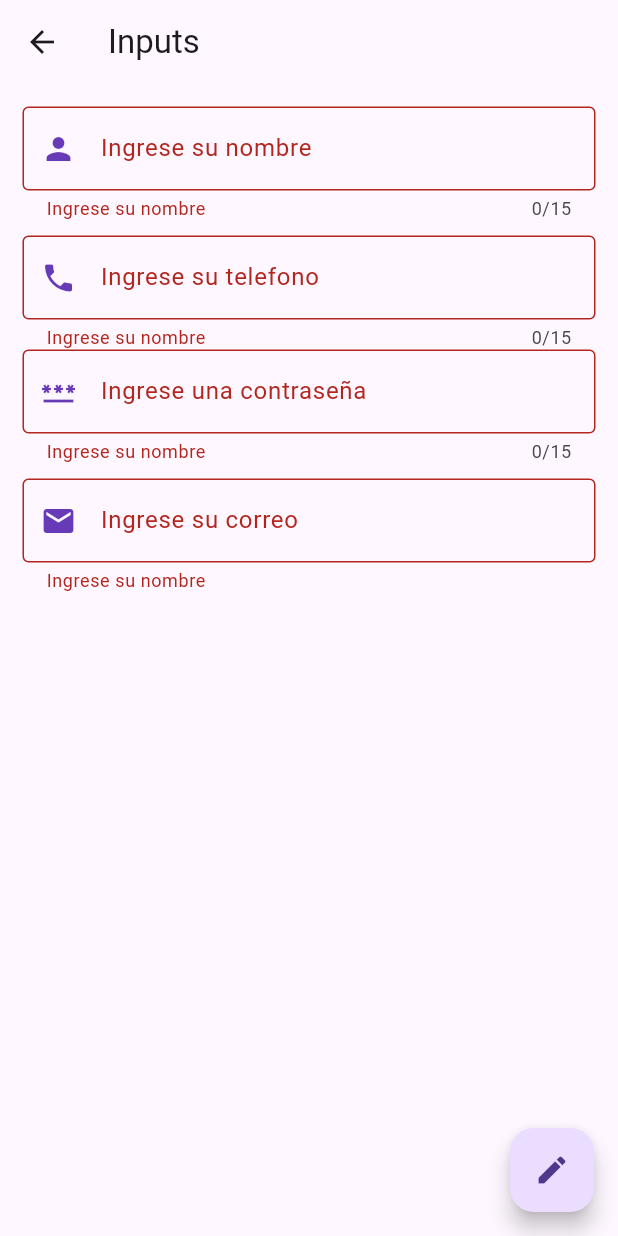
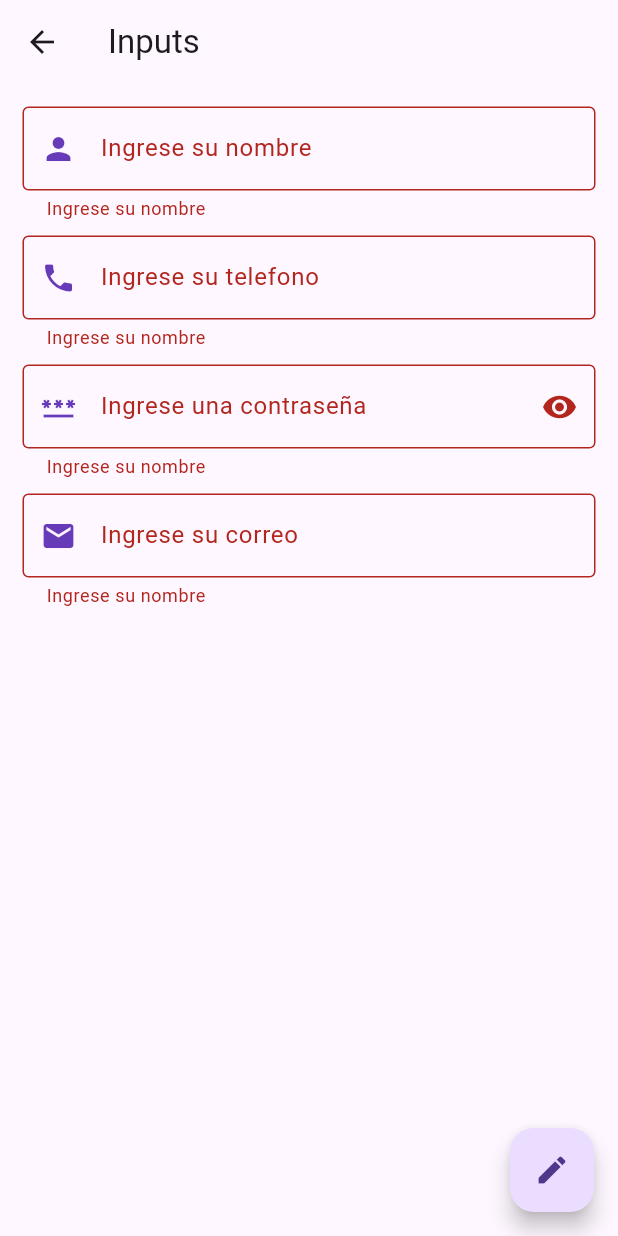
Before and after one commit to jalvarenga-unah/IS-513-II-PAC-2023, a Flutter app: the InputsPage screen opened by its route, after a tap on the "edit" icon, on a phone screen of 412 x 824 dp. Run offline on Flutter 3.47's test engine with Material 2 defaults, Android fonts, the phone set to English and light mode, and no system bars; our stand-ins replace cached_network_image.

Commit message:
Personalizando inputs

```diff
--- a/proyectos-flutter/componentes/lib/src/pages/inputs_page.dart
+++ b/proyectos-flutter/componentes/lib/src/pages/inputs_page.dart
@@ -1,6 +1,6 @@
 import 'package:flutter/material.dart';
 
-import '../widgets/input.dart';
+import '../widgets/input_form.dart';
 
 class InputsPage extends StatelessWidget {
   InputsPage({super.key});
@@ -22,67 +22,38 @@ class InputsPage extends StatelessWidget {
           child: Column(
             mainAxisAlignment: MainAxisAlignment.spaceEvenly,
             children: [
-              TextFormField(
+              InputForm(
+                label: 'Ingrese su nombre',
+                icon: Icons.person,
                 controller: nombreController,
-                style: const TextStyle(color: Colors.blue),
-                // keyboardType: TextInputType.number,
-                // maxLines: 2,
-                maxLength: 15,
-                obscureText: false,
-                decoration: const InputDecoration(
-                  label: Text('Ingrese su nombre'),
-                  prefixIcon: Icon(
-                    Icons.person,
-                    color: Colors.deepPurple,
-                  ),
-                  // suffixIcon: Icon(Icons.accessibility),
-                  border: OutlineInputBorder(),
-                ),
-                validator: (valor) {
-                  //esto es un "error"
-                  if (valor!.isEmpty) return 'Ingrese su nombre';
-
-                  return null;
-                },
-                onChanged: (value) {
-                  //
-                },
               ),
               const SizedBox(
                 height: 10,
               ),
-              const InputForm(
+              InputForm(
                 label: 'Ingrese su telefono',
                 icon: Icons.phone,
-              ),
-              const InputForm(
-                label: 'Ingrese una contraseña',
-                icon: Icons.password,
+                type: TextInputType.phone,
+                controller: TextEditingController(),
               ),
               const SizedBox(
                 height: 10,
               ),
-              TextFormField(
+              InputForm(
+                label: 'Ingrese una contraseña',
+                icon: Icons.password,
+                obscureText: true,
+                mostrarBoton: true,
+                controller: TextEditingController(),
+              ),
+              const SizedBox(
+                height: 10,
+              ),
+              InputForm(
+                label: 'Ingrese su correo',
+                icon: Icons.email,
+                type: TextInputType.emailAddress,
                 controller: correoController,
-                decoration: const InputDecoration(
-                  label: Text('Ingrese su correo'),
-                  prefixIcon: Icon(
-                    Icons.email,
-                    color: Colors.deepPurple,
-                  ),
-                  // suffixIcon: Icon(Icons.accessibility),
-
-                  border: OutlineInputBorder(),
-                ),
-                validator: (valor) {
-                  if (valor!.isEmpty) return 'Ingrese su nombre';
-
-                  if (valor.length <= 10) {
-                    return 'debe tener mas de 10 caracteres';
-                  }
-
-                  return null;
-                },
               ),
               const Spacer(),
               // const ElevatedButton(onPressed: null, child: Text('holi'))
--- a/proyectos-flutter/componentes/lib/src/widgets/input.dart
+++ /dev/null
@@ -1,38 +0,0 @@
-import 'package:flutter/material.dart';
-
-class InputForm extends StatelessWidget {
-  const InputForm({super.key, required this.label, required this.icon});
-
-  final String label;
-  final IconData icon;
-
-  @override
-  Widget build(BuildContext context) {
-    return TextFormField(
-      // controller: nombreController,
-      style: const TextStyle(color: Colors.blue),
-      // keyboardType: TextInputType.number,
-      // maxLines: 2,
-      maxLength: 15,
-      obscureText: false,
-      decoration: InputDecoration(
-        label: Text(label),
-        prefixIcon: Icon(
-          icon,
-          color: Colors.deepPurple,
-        ),
-        // suffixIcon: Icon(Icons.accessibility),
-        border: OutlineInputBorder(),
-      ),
-      validator: (valor) {
-        //esto es un "error"
-        if (valor!.isEmpty) return 'Ingrese su nombre';
-
-        return null;
-      },
-      onChanged: (value) {
-        //
-      },
-    );
-  }
-}
--- /dev/null
+++ b/proyectos-flutter/componentes/lib/src/widgets/input_form.dart
@@ -0,0 +1,63 @@
+import 'package:flutter/material.dart';
+
+class InputForm extends StatefulWidget {
+  InputForm({
+    super.key,
+    required this.label,
+    required this.icon,
+    this.obscureText = false,
+    this.type = TextInputType.text,
+    this.mostrarBoton = false,
+    required this.controller,
+  });
+
+  final String label;
+  final IconData icon;
+  bool obscureText;
+  final bool mostrarBoton;
+  final TextInputType type;
+  final TextEditingController controller;
+
+  @override
+  State<InputForm> createState() => _InputFormState();
+}
+
+class _InputFormState extends State<InputForm> {
+  @override
+  Widget build(BuildContext context) {
+    return TextFormField(
+      controller: widget.controller,
+      style: const TextStyle(color: Colors.blue),
+      keyboardType: widget.type,
+      obscureText: widget.obscureText,
+      decoration: InputDecoration(
+        label: Text(widget.label),
+        prefixIcon: Icon(
+          widget.icon,
+          color: Colors.deepPurple,
+        ),
+        suffixIcon: widget.mostrarBoton
+            ? IconButton(
+                onPressed: () {
+                  widget.obscureText = !widget.obscureText;
+                  setState(() {});
+                },
+                icon: Icon(widget.obscureText
+                    ? Icons.remove_red_eye
+                    : Icons.visibility_off),
+              )
+            : null,
+        border: const OutlineInputBorder(),
+      ),
+      validator: (valor) {
+        //esto es un "error"
+        if (valor!.isEmpty) return 'Ingrese su nombre';
+
+        return null;
+      },
+      onChanged: (value) {
+        //
+      },
+    );
+  }
+}
```
